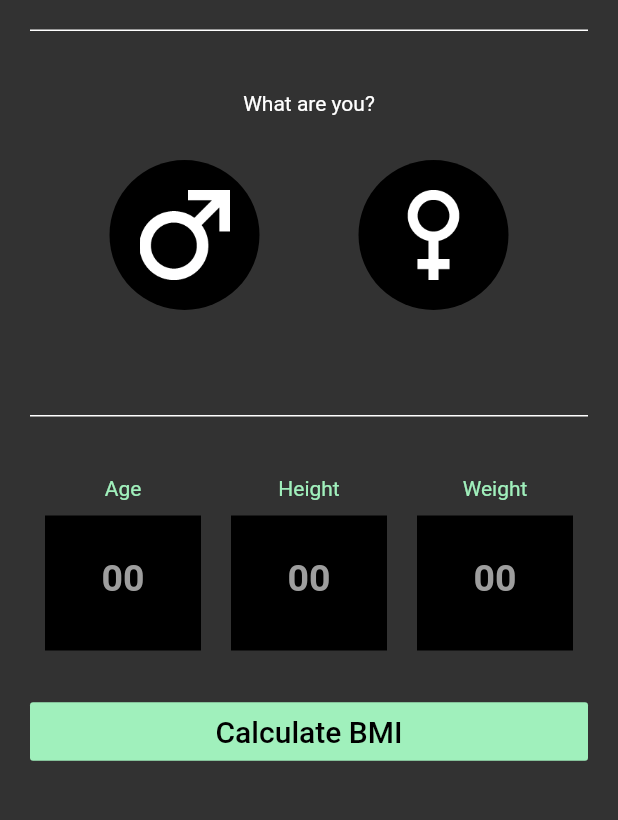
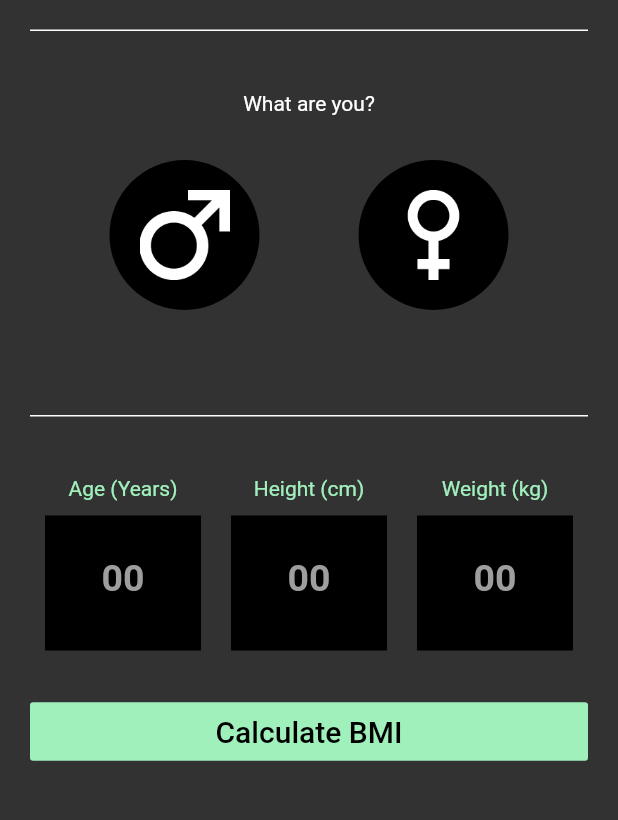
Before and after one commit to prathamesh22davande/bmiCalculator, a Flutter app: the screen it shows after launch, on a phone screen of 412 x 824 dp, the part 71-891 px from its top. Run offline on Flutter 3.47's test engine with Material 2 defaults, Android fonts, the phone set to English and light mode, and no system bars; our stand-ins replace fluttertoast.

Commit message:
Added units to parameters

```diff
--- a/lib/main.dart
+++ b/lib/main.dart
@@ -205,7 +205,7 @@ class _ParameterState extends State<Parameter> {
           Expanded(
             child: Column(
               children: [
-                Text('Age',style: TextStyle(color:Color(0xffa0f0bc) ),),
+                Text('Age (Years)',style: TextStyle(color:Color(0xffa0f0bc) ),),
                  Container(
                   child:  TextField(
 
@@ -239,7 +239,7 @@ class _ParameterState extends State<Parameter> {
           Expanded(
             child: Column(
               children: [
-                Text('Height',style: TextStyle(color:Color(0xffa0f0bc) ),),
+                Text('Height (cm)',style: TextStyle(color:Color(0xffa0f0bc) ),),
                 Container(
 
                   child:  TextField(
@@ -272,7 +272,7 @@ class _ParameterState extends State<Parameter> {
           Expanded(
             child: Column(
               children: [
-                Text('Weight',style: TextStyle(color:Color(0xffa0f0bc) ),),
+                Text('Weight (kg)',style: TextStyle(color:Color(0xffa0f0bc) ),),
                 Container(
                   child:  TextField(
                     onChanged: (value){
```
